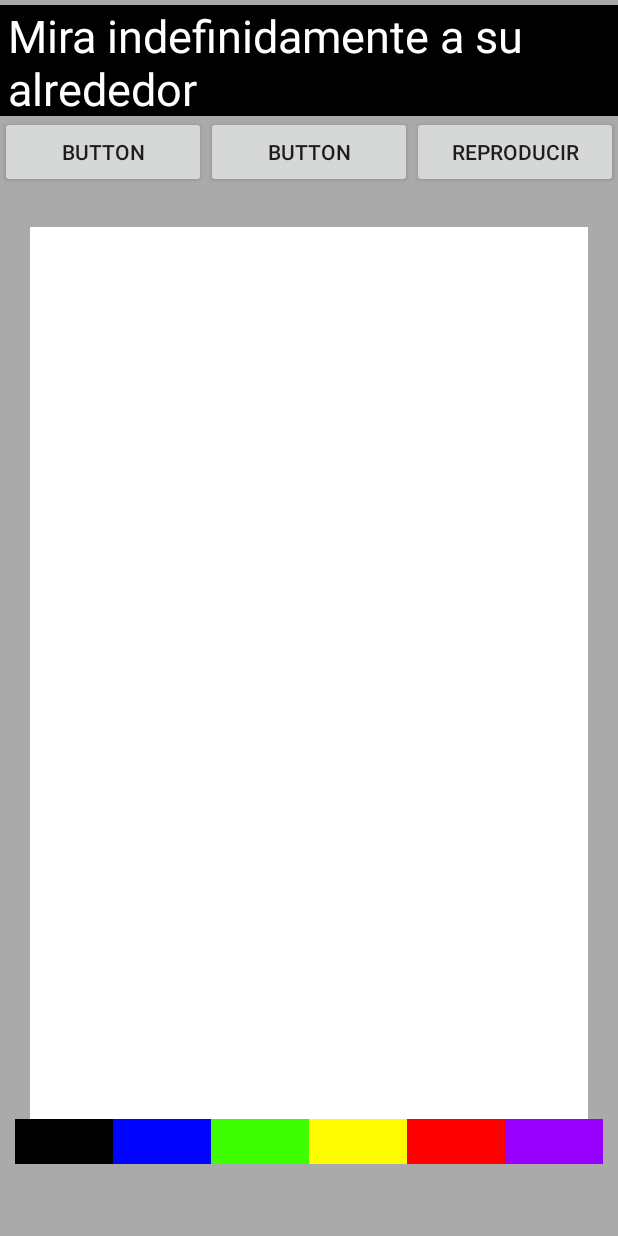
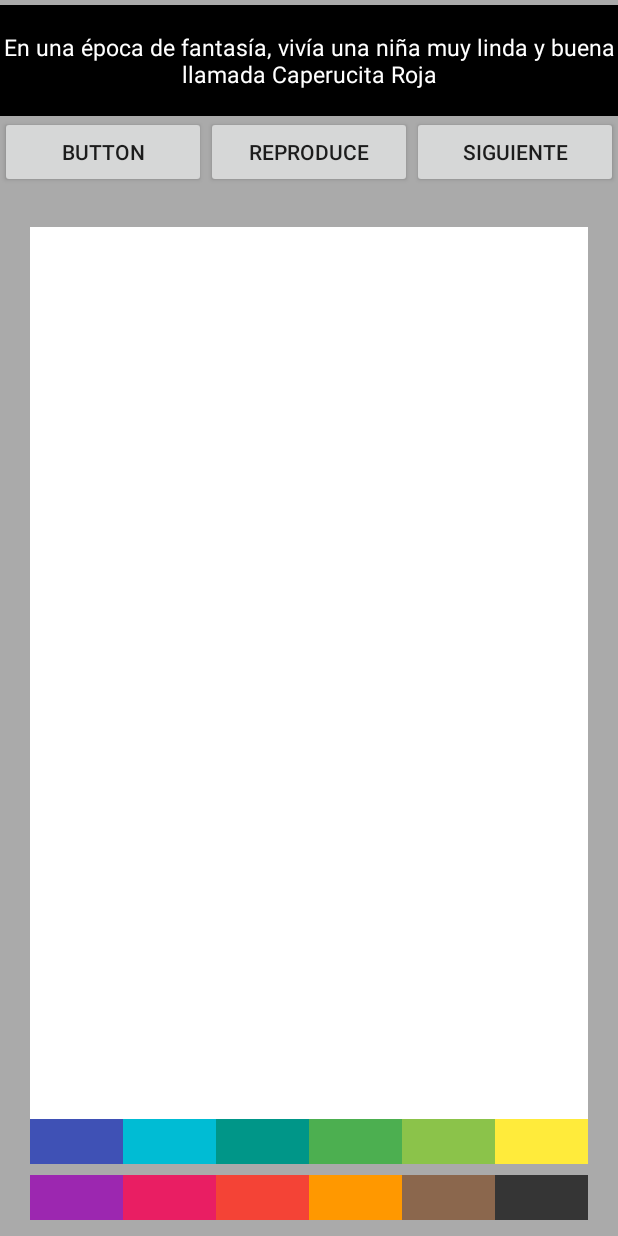
Before and after one commit to Microreget98/Dispositivosmoviles, an Android app: the Inicio screen opened directly, with no data from a screen before it, on a phone screen of 412 x 824 dp. Run offline under Robolectric (Android 15) with nearby library versions, the phone set to English and light mode, and no system bars; 2 statements that could not run were skipped.

Commit message:
Colores funcionando y texto

```diff
--- a/AppCuentosContarte/app/src/main/java/com/example/appcuentoscontarte/Inicio.java
+++ b/AppCuentosContarte/app/src/main/java/com/example/appcuentoscontarte/Inicio.java
@@ -7,29 +7,39 @@ import android.view.Menu;
 import android.view.MenuItem;
 import android.view.View;
 import android.widget.Button;
+import android.widget.ImageButton;
 import android.widget.TextView;
+import android.widget.Toast;
 
 import org.w3c.dom.Text;
 
-public class Inicio extends AppCompatActivity {
+public class Inicio extends AppCompatActivity implements View.OnClickListener{
 
-    MediaPlayer mp;
+
+    ImageButton negro, cafe, naranja,rojo, rosa, morado, amarillo,verdelimon, verde,turquesa, celeste, azul;
+    MediaPlayer mp,mp1,mp2,mp3,mp4,mp5,mp6;
     Button btnreproducir;
+    Button btnsiguiente;
     TextView tvCuento;
-    private int current_frase;
+    private int current_frase, current_audio;
 
     private String[] frases;
-    private  String f;
+    private  String f, a;
+    int[] sounds;
 
-    private String[] audios;
+    int k;
+
+    String cs;
+    private String comp;
+
+    Lienzo lienzo;
 
     @Override
     public void onBackPressed() {
         super.onBackPressed();
         //codigo adicional
-       // this.finish();
+        // this.finish();
     }
-
 
 
     @Override
@@ -39,20 +49,140 @@ public class Inicio extends AppCompatActivity {
         /*Toolbar toolbar = findViewById(R.id.toolbar);
         setSupportActionBar(toolbar); */
 
+
         btnreproducir = (Button)findViewById(R.id.btnreproducir);
+        btnsiguiente = (Button)findViewById(R.id.btnsiguiente);
         tvCuento = (TextView) findViewById(R.id.tvCuento);
 
-        mp = MediaPlayer.create(this,R.raw.liebretortuga);
+        negro = (ImageButton)findViewById(R.id.btnnegro);
+        cafe = (ImageButton)findViewById(R.id.btncafe);
+        naranja = (ImageButton)findViewById(R.id.btnnaranja);
+        rojo = (ImageButton)findViewById(R.id.btnrojo);
+        rosa= (ImageButton)findViewById(R.id.btnrosa);
+        morado = (ImageButton)findViewById(R.id.btnmorado);
+        amarillo = (ImageButton)findViewById(R.id.btnamarillo);
+        verde = (ImageButton)findViewById(R.id.btnverdefuerte);
+        verdelimon = (ImageButton)findViewById(R.id.btnverde);
+        turquesa = (ImageButton)findViewById(R.id.btnturquesa);
+        celeste = (ImageButton)findViewById(R.id.btnceleste);
+        azul = (ImageButton)findViewById(R.id.btnazul);
+
+        lienzo= (Lienzo)findViewById(R.id.lienzo);
+
+        negro.setOnClickListener(this);
+        cafe.setOnClickListener(this);
+        naranja.setOnClickListener(this);
+        rojo.setOnClickListener(this);
+        rosa.setOnClickListener(this);
+        morado.setOnClickListener(this);
+        amarillo.setOnClickListener(this);
+        verde.setOnClickListener(this);
+        verdelimon.setOnClickListener(this);
+        turquesa.setOnClickListener(this);
+        celeste.setOnClickListener(this);
+        azul.setOnClickListener(this);
+
+        btnsiguiente.setOnClickListener(this);
+        btnreproducir.setOnClickListener(this);
+
+        // mp = MediaPlayer.create(this,R.raw.liebretortuga);
+        //audios = getResources().getStringArray(R.array.audio1);
+        //a = audios[current_audio];
+
+        // mp = MediaPlayer.create(this,R.raw.liebretortuga);
+        recibirDato();
 
         current_frase=0;
+        current_audio =0;
 
         frases = getResources().getStringArray(R.array.cuento1);
         f = frases[current_frase];
         tvCuento.setText(f);
 
-        btnreproducir.setOnClickListener(new View.OnClickListener() {
-            @Override
-            public void onClick(View v) {
+        if(cs.equals("caperucita")){ // Comparación de Cadenas con .equals
+            Toast.makeText(getApplicationContext(), "La Caperucita Roja", Toast.LENGTH_LONG).show();
+            int[] sounds ={R.raw.caperucita1, R.raw.caperucita2, R.raw.caperucita3,R.raw.caperucita4,R.raw.caperucita5,R.raw.caperucita6,R.raw.caperucita7};
+
+            mp = MediaPlayer.create(this, sounds[0]);
+            mp1 = MediaPlayer.create(this, sounds[1]);
+            mp2 = MediaPlayer.create(this, sounds[2]);
+            mp3 = MediaPlayer.create(this, sounds[3]);
+            mp4 = MediaPlayer.create(this, sounds[4]);
+            mp5 = MediaPlayer.create(this, sounds[5]);
+            mp6 = MediaPlayer.create(this, sounds[6]);
+
+            //mp.setOnCompletionListener(Inicio);
+            mp.start();
+        }
+
+
+
+    }
+
+    private void reproducirAudio(){
+        if(current_audio<sounds.length){
+            mp = MediaPlayer.create(this, sounds[1]);
+            mp.start();
+        }
+
+
+    }
+    private void recibirDato(){
+        Bundle extras = getIntent().getExtras();
+        cs= extras.getString("cuentoseleccionado");
+
+
+        //Toast.makeText(getApplicationContext(), cs, Toast.LENGTH_LONG).show();
+    }
+
+    @Override
+    public void onClick(View v) {
+        String color = null;
+
+        switch (v.getId()){
+            case R.id.btnsiguiente:
+                if(current_frase+1<frases.length){
+                    current_frase++;
+                    //showQuestion();
+                    f = frases[current_frase];
+                    tvCuento.setText(f);
+
+                }else {
+
+                    Toast.makeText(getApplicationContext(), "Se termino cuento", Toast.LENGTH_LONG).show();
+                }
+
+                current_audio++;
+                //
+                //reproducirAudio();
+                switch (current_audio){
+                    case 1:
+                        mp.stop();
+                        mp1.start();
+                        Toast.makeText(getApplicationContext(), "Se reproduce 1", Toast.LENGTH_LONG).show();
+                        break;
+                    case 2:
+                        mp1.stop();
+                        mp2.start();
+                        Toast.makeText(getApplicationContext(), "Se reproduce 2", Toast.LENGTH_LONG).show();
+                    case 3:
+                        mp2.stop();
+                        mp3.start();
+                        Toast.makeText(getApplicationContext(), "Se reproduce 3", Toast.LENGTH_LONG).show();
+                    case 4:
+                        mp3.stop();
+                        mp4.start();
+                    case 5:
+                        mp4.stop();
+                        mp5.start();
+                    case 6:
+                        mp5.stop();
+                        mp6.start();
+
+                }
+
+                break;
+            case R.id.btnreproducir:
                 if(mp!=null){
                     mp.start();
                 }
@@ -67,10 +197,61 @@ public class Inicio extends AppCompatActivity {
 
                     mp.start();
                 }*/
+                break;
 
-            }
-        });
 
+            case R.id.btnnegro:
+                color = v.getTag().toString();
+                lienzo.setColor(color);
+                break;
+            case R.id.btncafe:
+                color = v.getTag().toString();
+                lienzo.setColor(color);
+                break;
+            case R.id.btnnaranja:
+                color = v.getTag().toString();
+                lienzo.setColor(color);
+                break;
+            case R.id.btnrojo:
+                color = v.getTag().toString();
+                lienzo.setColor(color);
+                break;
+            case R.id.btnrosa:
+                color = v.getTag().toString();
+                lienzo.setColor(color);
+                break;
+            case R.id.btnmorado:
+                color = v.getTag().toString();
+                lienzo.setColor(color);
+                break;
+            case R.id.btnamarillo:
+                color = v.getTag().toString();
+                lienzo.setColor(color);
+                break;
+            case R.id.btnverde:
+                color = v.getTag().toString();
+                lienzo.setColor(color);
+                break;
+            case R.id.btnverdefuerte:
+                color = v.getTag().toString();
+                lienzo.setColor(color);
+                break;
+            case R.id.btnturquesa:
+                color = v.getTag().toString();
+                lienzo.setColor(color);
+                break;
+            case R.id.btnceleste:
+                color = v.getTag().toString();
+                lienzo.setColor(color);
+                break;
+            case R.id.btnazul:
+                color = v.getTag().toString();
+                lienzo.setColor(color);
+                break;
+            default:
+                break;
+
+        }
 
     }
 }
--- a/AppCuentosContarte/app/src/main/java/com/example/appcuentoscontarte/Lienzo.java
+++ b/AppCuentosContarte/app/src/main/java/com/example/appcuentoscontarte/Lienzo.java
@@ -77,6 +77,12 @@ public class Lienzo extends View {
         //return super.onTouchEvent(event);
     }
 
+    public  void setColor(String newColor){
+        invalidate();
+        paintColor = Color.parseColor(newColor);
+        drawPaint.setColor(paintColor);
+    }
+
     //Pinta la vista. Será llamado desde el OnTouchEvent
 
     @Override
--- a/AppCuentosContarte/app/src/main/java/com/example/appcuentoscontarte/MainActivity.java
+++ b/AppCuentosContarte/app/src/main/java/com/example/appcuentoscontarte/MainActivity.java
@@ -27,6 +27,8 @@ public class MainActivity extends AppCompatActivity {
         btnsalir_menu = (Button)findViewById(R.id.btnsalir_menu);
         btninfo_menu = (Button)findViewById(R.id.btninfo_menu);
 
+
+
         btncomenzar_menu.setOnClickListener(new View.OnClickListener() {
             @Override
             public void onClick(View v) {
--- a/AppCuentosContarte/app/src/main/res/layout/activity_inicio.xml
+++ b/AppCuentosContarte/app/src/main/res/layout/activity_inicio.xml
@@ -22,10 +22,10 @@
             android:layout_width="wrap_content"
             android:layout_height="match_parent"
             android:layout_weight="1"
-            android:text="El lobo feroz se acercó"
+            android:text="lop"
             android:textColor="@android:color/white"
-            android:layout_marginLeft="5dp"
-            android:textSize="30dp" />
+            android:gravity="center"
+            android:textSize="15dp" />
 
     </LinearLayout>
 
@@ -35,15 +35,10 @@
         android:layout_weight="1"
         android:layout_height="0dp">
 
+
+
         <Button
             android:id="@+id/button"
-            android:layout_width="5dp"
-            android:layout_height="wrap_content"
-            android:layout_weight="1"
-            android:text="Button" />
-
-        <Button
-            android:id="@+id/button3"
             android:layout_width="5dp"
             android:layout_height="wrap_content"
             android:layout_weight="1"
@@ -54,7 +49,19 @@
             android:layout_width="5dp"
             android:layout_height="wrap_content"
             android:layout_weight="1"
-            android:text="REPRODUCIR" />
+            android:text="Reproduce"
+
+            />
+
+
+        <Button
+            android:id="@+id/btnsiguiente"
+            android:layout_width="5dp"
+            android:layout_height="wrap_content"
+            android:layout_weight="1"
+            android:text="SIGUIENTE" />
+
+
     </LinearLayout>
 
     <view
@@ -69,6 +76,14 @@
         android:background="#FFFFFF" />
 
     <LinearLayout
+        android:orientation="vertical"
+        android:layout_width="match_parent"
+        android:layout_weight="1"
+        android:layout_height="0dp"
+        android:layout_marginRight="10dp"
+        android:layout_marginLeft="10dp">
+
+        <LinearLayout
             android:orientation="horizontal"
             android:layout_width="match_parent"
             android:layout_weight="1"
@@ -77,52 +92,115 @@
             android:layout_marginLeft="10dp">
 
             <ImageButton
-            android:id="@+id/btnnegro"
-            android:layout_width="0dp"
-            android:layout_height="30dp"
-            android:layout_weight="1"
-            android:background="@android:color/black"/>
-
-        <ImageButton
                 android:id="@+id/btnazul"
                 android:layout_width="0dp"
                 android:layout_height="30dp"
                 android:layout_weight="1"
-            android:tag="#0004FF"
-            android:background="#0004FF" />
+                android:tag="#3F51B5"
+                android:background="#3F51B5" />
+
+
+        <ImageButton
+            android:id="@+id/btnceleste"
+            android:layout_width="0dp"
+            android:layout_height="30dp"
+            android:layout_weight="1"
+            android:tag="#00BCD4"
+            android:background="#00BCD4" />
+
+            <ImageButton
+                android:id="@+id/btnturquesa"
+                android:layout_width="0dp"
+                android:layout_height="30dp"
+                android:layout_weight="1"
+                android:tag="#009688"
+                android:background="#009688" />
+
+
+            <ImageButton
+                android:id="@+id/btnverdefuerte"
+                android:layout_width="0dp"
+                android:layout_height="30dp"
+                android:layout_weight="1"
+                android:tag="#4CAF50"
+                android:background="#4CAF50" />
 
         <ImageButton
             android:id="@+id/btnverde"
             android:layout_width="0dp"
             android:layout_height="30dp"
             android:layout_weight="1"
-            android:tag="#3EFF00"
-            android:background="#3EFF00" />
+            android:tag="#8BC34A"
+            android:background="#8BC34A" />
 
             <ImageButton
                 android:id="@+id/btnamarillo"
                 android:layout_width="0dp"
                 android:layout_height="30dp"
                 android:layout_weight="1"
-            android:tag="#FFFB00"
-            android:background="#FFFB00" />
+                android:tag="#FFEB3B"
+                android:background="#FFEB3B" />
+        </LinearLayout>
+        <LinearLayout
+            android:orientation="horizontal"
+            android:layout_width="match_parent"
+            android:layout_weight="1"
+            android:layout_height="0dp"
+            android:layout_marginRight="10dp"
+            android:layout_marginLeft="10dp">
+
+
+
+            <ImageButton
+                android:id="@+id/btnmorado"
+                android:layout_width="0dp"
+                android:layout_height="30dp"
+                android:layout_weight="1"
+                android:tag="#9C27B0"
+                android:background="#9C27B0" />
+
+            <ImageButton
+                android:id="@+id/btnrosa"
+                android:layout_width="0dp"
+                android:layout_height="30dp"
+                android:layout_weight="1"
+                android:tag="#E91E63"
+                android:background="#E91E63" />
+
+
 
             <ImageButton
                 android:id="@+id/btnrojo"
                 android:layout_width="0dp"
                 android:layout_height="30dp"
                 android:layout_weight="1"
-            android:tag="#FF0000"
-            android:background="#FF0000" />
-
+                android:tag="#F44336"
+                android:background="#F44336" />
             <ImageButton
-            android:id="@+id/btnmorado"
+                android:id="@+id/btnnaranja"
                 android:layout_width="0dp"
                 android:layout_height="30dp"
                 android:layout_weight="1"
-            android:tag="#9700FF"
-            android:background="#9700FF" />
+                android:tag="#FF9800"
+                android:background="#FF9800" />
+            <ImageButton
+                android:id="@+id/btncafe"
+                android:layout_width="0dp"
+                android:layout_height="30dp"
+                android:layout_weight="1"
+                android:tag="#8B674D"
+                android:background="#8B674D"/>
+            <ImageButton
+                android:id="@+id/btnnegro"
+                android:layout_width="0dp"
+                android:layout_height="30dp"
+                android:layout_weight="1"
+                android:tag="#353535"
+                android:background="#353535"/>
+
 
         </LinearLayout>
 
     </LinearLayout>
+
+    </LinearLayout>
--- /dev/null
+++ b/AppCuentosContarte/app/src/main/res/values/audios.xml
@@ -0,0 +1,9 @@
+<?xml version="1.0" encoding="utf-8"?>
+<resources>
+    <array name="audio1">
+        <item>LiebreTortuga</item>
+        <item>Sigue con la vista objetos sin que escapar de su campo visual</item>
+        <item>Explora con sus manos y boca</item>
+    </array>
+
+</resources>
--- a/AppCuentosContarte/app/src/main/res/values/cuento.xml
+++ b/AppCuentosContarte/app/src/main/res/values/cuento.xml
@@ -2,9 +2,11 @@
 <resources>
 
     <array name="cuento1">
-        <item>Mira indefinidamente a su alrededor</item>
-        <item>Sigue con la vista objetos sin que escapar de su campo visual</item>
-        <item>Explora con sus manos y boca</item>
+        <item>En una época de fantasía, vivía una niña muy linda y buena llamada Caperucita Roja </item>
+        <item>Vivía con su madre. Un día le dijo ella a la niña: </item>
+        <item>"Caperucita lleva esta canastita con frutas y tortas a tu abuelita que vive muy lejos dentro del bosque"</item>
+        <item>Caperucita Roja obedeció encantada, emprendió el camino y cuando se encontraba a la mitad de la ruta se tropieza con el Lobo que le pregunta: </item>
+        <item>"Caperucita, ¿A dónde vas tan contenta?. Ella le contestá:  "A la casa de mi abuelita". El lobo que es muy astuto le dice:</item>
     </array>
 
 </resources>
```
Also changed, not shown: AppCuentosContarte/app/src/main/java/com/example/appcuentoscontarte/Intermedio.java (+17 -3 lines), AppCuentosContarte/app/src/main/res/layout/activity_intermedio.xml (+15 -14 lines), 7 other files. Lines whose indentation alone changed are shown as unchanged.
